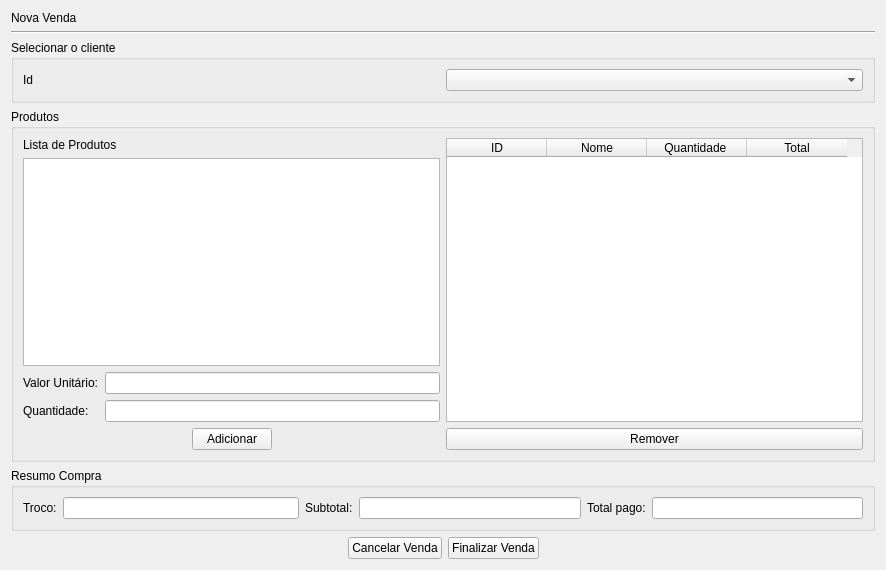
First picture: the form in view/cadastro_vendas_page.ui, repository Michel3-01/Sistema_Loja_de_Roupas, before the edit.
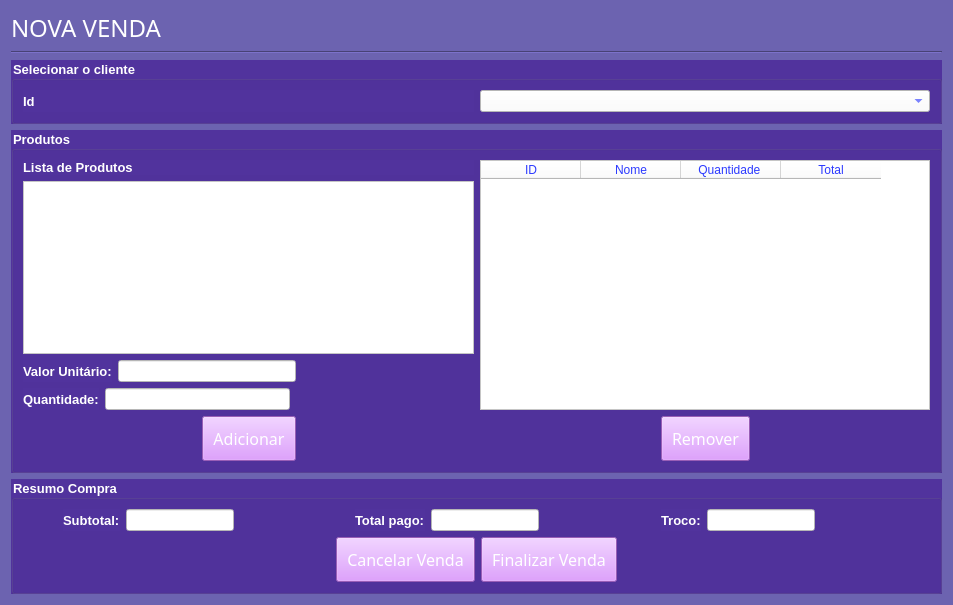
Second picture: the form after the edit.

Commit message: alteração da janela

Diff of the .ui file:
```diff
--- a/view/cadastro_vendas_page.ui
+++ b/view/cadastro_vendas_page.ui
@@ -6,21 +6,35 @@
    <rect>
     <x>0</x>
     <y>0</y>
-    <width>886</width>
-    <height>570</height>
+    <width>953</width>
+    <height>605</height>
    </rect>
   </property>
   <property name="windowTitle">
    <string>Form</string>
   </property>
-  <layout class="QVBoxLayout" name="verticalLayout_6">
+  <property name="styleSheet">
+   <string notr="true">background-color:rgb(108, 99, 176)</string>
+  </property>
+  <layout class="QVBoxLayout" name="verticalLayout_9">
    <item>
-    <widget class="QLabel" name="label">
+    <widget class="QLabel" name="label_5">
+     <property name="font">
+      <font>
+       <family>Impact</family>
+       <pointsize>18</pointsize>
+      </font>
+     </property>
+     <property name="styleSheet">
+      <string notr="true">color: rgb(255, 255, 255);</string>
+     </property>
      <property name="text">
-      <string>Nova Venda</string>
+      <string>NOVA VENDA</string>
      </property>
     </widget>
    </item>
+   <item>
+    <layout class="QVBoxLayout" name="verticalLayout_8">
    <item>
     <widget class="Line" name="line">
      <property name="orientation">
@@ -30,6 +44,17 @@
    </item>
    <item>
     <widget class="QGroupBox" name="groupBox">
+       <property name="font">
+        <font>
+         <pointsize>10</pointsize>
+         <weight>75</weight>
+         <bold>true</bold>
+        </font>
+       </property>
+       <property name="styleSheet">
+        <string notr="true">color: rgb(255, 255, 255);
+background-color: rgb(81, 51, 157);</string>
+       </property>
      <property name="title">
       <string>Selecionar o cliente</string>
      </property>
@@ -38,13 +63,28 @@
        <layout class="QHBoxLayout" name="horizontalLayout">
         <item>
          <widget class="QLabel" name="label_id">
+            <property name="font">
+             <font>
+              <pointsize>10</pointsize>
+              <weight>75</weight>
+              <bold>true</bold>
+             </font>
+            </property>
+            <property name="styleSheet">
+             <string notr="true">color: rgb(255, 255, 255);</string>
+            </property>
           <property name="text">
            <string>Id</string>
           </property>
          </widget>
         </item>
         <item>
-         <widget class="QComboBox" name="clientes_combobox"/>
+           <widget class="QComboBox" name="clientes_combobox">
+            <property name="styleSheet">
+             <string notr="true">background-color: rgb(255, 255, 255);
+color: rgb(44, 58, 255);</string>
+            </property>
+           </widget>
         </item>
        </layout>
       </item>
@@ -53,56 +93,149 @@
    </item>
    <item>
     <widget class="QGroupBox" name="groupBox_3">
+       <property name="font">
+        <font>
+         <pointsize>10</pointsize>
+         <weight>75</weight>
+         <bold>true</bold>
+        </font>
+       </property>
+       <property name="styleSheet">
+        <string notr="true">color:rgb(255,255,255);
+background-color: rgb(81, 51, 157);</string>
+       </property>
      <property name="title">
       <string>Produtos</string>
      </property>
-     <layout class="QHBoxLayout" name="horizontalLayout_3">
+       <layout class="QHBoxLayout" name="horizontalLayout_13">
       <item>
        <layout class="QVBoxLayout" name="verticalLayout_4">
         <item>
          <layout class="QVBoxLayout" name="verticalLayout_3">
           <item>
-           <layout class="QVBoxLayout" name="verticalLayout_2">
+             <layout class="QVBoxLayout" name="verticalLayout_5">
             <item>
              <widget class="QLabel" name="label_8">
+                <property name="font">
+                 <font>
+                  <pointsize>10</pointsize>
+                  <weight>75</weight>
+                  <bold>true</bold>
+                 </font>
+                </property>
+                <property name="styleSheet">
+                 <string notr="true">color: rgb(255, 255, 255);</string>
+                </property>
               <property name="text">
                <string>Lista de Produtos</string>
               </property>
              </widget>
             </item>
             <item>
-             <widget class="QListWidget" name="produtos_listWidget"/>
+               <widget class="QListWidget" name="produtos_listWidget">
+                <property name="styleSheet">
+                 <string notr="true">background-color: rgb(255, 255, 255);
+color: rgb(44, 58, 255);</string>
+                </property>
+               </widget>
             </item>
             <item>
-             <layout class="QFormLayout" name="formLayout_2">
-              <item row="0" column="0">
-               <widget class="QLabel" name="label_3">
+               <layout class="QVBoxLayout" name="verticalLayout_2">
+                <item>
+                 <layout class="QHBoxLayout" name="horizontalLayout_4">
+                  <item>
+                   <widget class="QLabel" name="label_6">
+                    <property name="font">
+                     <font>
+                      <pointsize>10</pointsize>
+                      <weight>75</weight>
+                      <bold>true</bold>
+                     </font>
+                    </property>
+                    <property name="styleSheet">
+                     <string notr="true">color: rgb(255, 255, 255);</string>
+                    </property>
                 <property name="text">
                  <string>Valor Unitário:</string>
                 </property>
                </widget>
               </item>
-              <item row="0" column="1">
-               <widget class="QLineEdit" name="valor_unitario"/>
-              </item>
-              <item row="1" column="0">
-               <widget class="QLabel" name="label_4">
+                  <item>
+                   <widget class="QLineEdit" name="valor_unitario">
+                    <property name="styleSheet">
+                     <string notr="true">background-color: rgb(255, 255, 255);
+color: rgb(44, 58, 255);</string>
+                    </property>
+                   </widget>
+                  </item>
+                  <item>
+                   <spacer name="horizontalSpacer_11">
+                    <property name="orientation">
+                     <enum>Qt::Horizontal</enum>
+                    </property>
+                    <property name="sizeHint" stdset="0">
+                     <size>
+                      <width>40</width>
+                      <height>20</height>
+                     </size>
+                    </property>
+                   </spacer>
+                  </item>
+                 </layout>
+                </item>
+                <item>
+                 <layout class="QHBoxLayout" name="horizontalLayout_9">
+                  <item>
+                   <widget class="QLabel" name="label_7">
+                    <property name="font">
+                     <font>
+                      <pointsize>10</pointsize>
+                      <weight>75</weight>
+                      <bold>true</bold>
+                     </font>
+                    </property>
+                    <property name="styleSheet">
+                     <string notr="true">color: rgb(255, 255, 255);</string>
+                    </property>
                 <property name="text">
                  <string>Quantidade:</string>
                 </property>
                </widget>
               </item>
-              <item row="1" column="1">
-               <widget class="QLineEdit" name="quantidade"/>
-              </item>
+                  <item>
+                   <widget class="QLineEdit" name="quantidade">
+                    <property name="styleSheet">
+                     <string notr="true">background-color: rgb(255, 255, 255);
+color: rgb(44, 58, 255);</string>
+                    </property>
+                   </widget>
+                  </item>
+                  <item>
+                   <spacer name="horizontalSpacer_12">
+                    <property name="orientation">
+                     <enum>Qt::Horizontal</enum>
+                    </property>
+                    <property name="sizeHint" stdset="0">
+                     <size>
+                      <width>40</width>
+                      <height>20</height>
+                     </size>
+                    </property>
+                   </spacer>
+                  </item>
              </layout>
             </item>
            </layout>
           </item>
-         </layout>
-        </item>
+              <item>
+               <layout class="QFormLayout" name="formLayout_2"/>
+              </item>
+             </layout>
+            </item>
+           </layout>
+          </item>
         <item>
-         <layout class="QHBoxLayout" name="horizontalLayout_2">
+           <layout class="QHBoxLayout" name="horizontalLayout_11">
           <item>
            <spacer name="horizontalSpacer_2">
             <property name="orientation">
@@ -118,6 +251,18 @@
           </item>
           <item>
            <widget class="QPushButton" name="adicionar_btn">
+              <property name="font">
+               <font>
+                <family>Impact</family>
+                <pointsize>12</pointsize>
+               </font>
+              </property>
+              <property name="styleSheet">
+               <string notr="true">background-color: rgb(214, 131, 255);
+color: rgb(255, 255, 255);
+padding: 10px;
+</string>
+              </property>
             <property name="text">
              <string>Adicionar</string>
             </property>
@@ -141,9 +286,13 @@
        </layout>
       </item>
       <item>
-       <layout class="QVBoxLayout" name="verticalLayout_5">
+         <layout class="QVBoxLayout" name="verticalLayout_6">
         <item>
          <widget class="QTableWidget" name="tabela_produtos">
+            <property name="styleSheet">
+             <string notr="true">background-color: rgb(255, 255, 255);
+color: rgb(44, 58, 255);</string>
+            </property>
           <column>
            <property name="text">
             <string>ID</string>
@@ -167,12 +316,54 @@
          </widget>
         </item>
         <item>
-         <widget class="QPushButton" name="pushButton_4">
+           <layout class="QHBoxLayout" name="horizontalLayout_12">
+            <item>
+             <spacer name="horizontalSpacer_5">
+              <property name="orientation">
+               <enum>Qt::Horizontal</enum>
+              </property>
+              <property name="sizeHint" stdset="0">
+               <size>
+                <width>40</width>
+                <height>20</height>
+               </size>
+              </property>
+             </spacer>
+            </item>
+            <item>
+             <widget class="QPushButton" name="remover_btn">
+              <property name="font">
+               <font>
+                <family>Impact</family>
+                <pointsize>12</pointsize>
+               </font>
+              </property>
+              <property name="styleSheet">
+               <string notr="true">background-color: rgb(214, 131, 255);
+color: rgb(255, 255, 255);
+padding: 10px;
+</string>
+              </property>
           <property name="text">
            <string>Remover</string>
           </property>
          </widget>
         </item>
+            <item>
+             <spacer name="horizontalSpacer_6">
+              <property name="orientation">
+               <enum>Qt::Horizontal</enum>
+              </property>
+              <property name="sizeHint" stdset="0">
+               <size>
+                <width>40</width>
+                <height>20</height>
+               </size>
+              </property>
+             </spacer>
+            </item>
+           </layout>
+          </item>
        </layout>
       </item>
      </layout>
@@ -180,63 +371,178 @@
    </item>
    <item>
     <widget class="QGroupBox" name="groupBox_2">
+       <property name="font">
+        <font>
+         <pointsize>10</pointsize>
+         <weight>75</weight>
+         <bold>true</bold>
+        </font>
+       </property>
+       <property name="styleSheet">
+        <string notr="true">background-color: rgb(81, 51, 157);
+color: rgb(255, 255, 255);</string>
+       </property>
      <property name="title">
       <string>Resumo Compra</string>
      </property>
-     <layout class="QHBoxLayout" name="horizontalLayout_9">
+       <layout class="QVBoxLayout" name="verticalLayout_7">
       <item>
        <layout class="QHBoxLayout" name="horizontalLayout_8">
         <item>
          <layout class="QHBoxLayout" name="horizontalLayout_7">
           <item>
-           <widget class="QLabel" name="label9">
-            <property name="text">
-             <string>Troco:</string>
-            </property>
-           </widget>
+             <layout class="QHBoxLayout" name="horizontalLayout_2">
+              <item>
+               <spacer name="horizontalSpacer_9">
+                <property name="orientation">
+                 <enum>Qt::Horizontal</enum>
+                </property>
+                <property name="sizeHint" stdset="0">
+                 <size>
+                  <width>40</width>
+                  <height>20</height>
+                 </size>
+                </property>
+               </spacer>
           </item>
           <item>
-           <widget class="QLineEdit" name="troco"/>
-          </item>
-         </layout>
-        </item>
-        <item>
-         <layout class="QHBoxLayout" name="horizontalLayout_5">
-          <item>
-           <widget class="QLabel" name="label_7">
+               <widget class="QLabel" name="label_2">
+                <property name="font">
+                 <font>
+                  <pointsize>10</pointsize>
+                  <weight>75</weight>
+                  <bold>true</bold>
+                 </font>
+                </property>
+                <property name="styleSheet">
+                 <string notr="true">color: rgb(255, 255, 255);</string>
+                </property>
             <property name="text">
              <string>Subtotal:</string>
             </property>
            </widget>
           </item>
           <item>
-           <widget class="QLineEdit" name="subtotal"/>
+               <widget class="QLineEdit" name="subtotal">
+                <property name="styleSheet">
+                 <string notr="true">background-color: rgb(255, 255, 255);
+color: rgb(44, 58, 255);</string>
+                </property>
+               </widget>
           </item>
          </layout>
         </item>
+           </layout>
+          </item>
         <item>
-         <layout class="QHBoxLayout" name="horizontalLayout_6">
+           <spacer name="horizontalSpacer_7">
+            <property name="orientation">
+             <enum>Qt::Horizontal</enum>
+            </property>
+            <property name="sizeHint" stdset="0">
+             <size>
+              <width>40</width>
+              <height>20</height>
+             </size>
+            </property>
+           </spacer>
+          </item>
           <item>
-           <widget class="QLabel" name="label_5">
+           <layout class="QFormLayout" name="formLayout">
+            <item row="0" column="0">
+             <widget class="QLabel" name="label_3">
+              <property name="font">
+               <font>
+                <pointsize>10</pointsize>
+                <weight>75</weight>
+                <bold>true</bold>
+               </font>
+              </property>
+              <property name="styleSheet">
+               <string notr="true">color: rgb(255, 255, 255);</string>
+              </property>
             <property name="text">
              <string>Total pago:</string>
             </property>
            </widget>
           </item>
-          <item>
-           <widget class="QLineEdit" name="total_pago"/>
+            <item row="0" column="1">
+             <widget class="QLineEdit" name="total_pago">
+              <property name="styleSheet">
+               <string notr="true">background-color: rgb(255, 255, 255);
+color: rgb(44, 58, 255);</string>
+              </property>
+             </widget>
           </item>
          </layout>
         </item>
-       </layout>
-      </item>
-     </layout>
-    </widget>
+          <item>
+           <layout class="QHBoxLayout" name="horizontalLayout_5"/>
+          </item>
+          <item>
+           <spacer name="horizontalSpacer_8">
+            <property name="orientation">
+             <enum>Qt::Horizontal</enum>
+            </property>
+            <property name="sizeHint" stdset="0">
+             <size>
+              <width>40</width>
+              <height>20</height>
+             </size>
+            </property>
+           </spacer>
+          </item>
+          <item>
+           <layout class="QHBoxLayout" name="horizontalLayout_3">
+            <item>
+             <widget class="QLabel" name="label_4">
+              <property name="font">
+               <font>
+                <pointsize>10</pointsize>
+                <weight>75</weight>
+                <bold>true</bold>
+               </font>
+              </property>
+              <property name="styleSheet">
+               <string notr="true">color: rgb(255, 255, 255);</string>
+              </property>
+              <property name="text">
+               <string>Troco:</string>
+              </property>
+             </widget>
+            </item>
+            <item>
+             <widget class="QLineEdit" name="troco">
+              <property name="styleSheet">
+               <string notr="true">background-color: rgb(255, 255, 255);
+color: rgb(44, 58, 255);</string>
+              </property>
+             </widget>
+            </item>
+           </layout>
+          </item>
+          <item>
+           <spacer name="horizontalSpacer_10">
+            <property name="orientation">
+             <enum>Qt::Horizontal</enum>
+            </property>
+            <property name="sizeHint" stdset="0">
+             <size>
+              <width>40</width>
+              <height>20</height>
+             </size>
+            </property>
+           </spacer>
+          </item>
+          <item>
+           <layout class="QHBoxLayout" name="horizontalLayout_6"/>
+          </item>
+         </layout>
    </item>
    <item>
-    <layout class="QHBoxLayout" name="horizontalLayout_4">
+         <layout class="QHBoxLayout" name="horizontalLayout_10">
      <item>
-      <spacer name="horizontalSpacer_3">
+           <spacer name="horizontalSpacer_4">
        <property name="orientation">
         <enum>Qt::Horizontal</enum>
        </property>
@@ -249,7 +555,19 @@
       </spacer>
      </item>
      <item>
-      <widget class="QPushButton" name="pushButton_2">
+           <widget class="QPushButton" name="cancelar_venda_btn">
+            <property name="font">
+             <font>
+              <family>Impact</family>
+              <pointsize>12</pointsize>
+             </font>
+            </property>
+            <property name="styleSheet">
+             <string notr="true">background-color: rgb(214, 131, 255);
+color: rgb(255, 255, 255);
+padding: 10px;
+</string>
+            </property>
        <property name="text">
         <string>Cancelar Venda</string>
        </property>
@@ -257,13 +575,25 @@
      </item>
      <item>
       <widget class="QPushButton" name="finalizar_venda_btn">
+            <property name="font">
+             <font>
+              <family>Impact</family>
+              <pointsize>12</pointsize>
+             </font>
+            </property>
+            <property name="styleSheet">
+             <string notr="true">background-color: rgb(214, 131, 255);
+color: rgb(255, 255, 255);
+padding: 10px;
+</string>
+            </property>
        <property name="text">
         <string>Finalizar Venda</string>
        </property>
       </widget>
      </item>
      <item>
-      <spacer name="horizontalSpacer_4">
+           <spacer name="horizontalSpacer_3">
        <property name="orientation">
         <enum>Qt::Horizontal</enum>
        </property>
@@ -274,6 +604,11 @@
         </size>
        </property>
       </spacer>
+          </item>
+         </layout>
+        </item>
+       </layout>
+      </widget>
      </item>
     </layout>
    </item>
```
Lines whose indentation alone changed are shown as unchanged. The commit also changes 2 other files.
